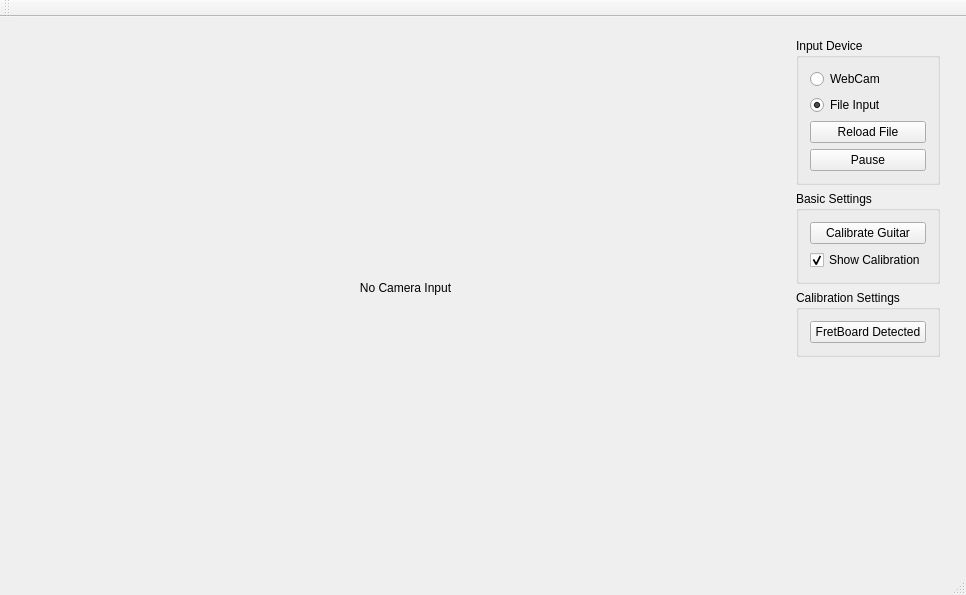
First picture: the form in AugmentedRealityTutorial.ui, repository felixmeissgeier/AugmentedReality, before the edit.
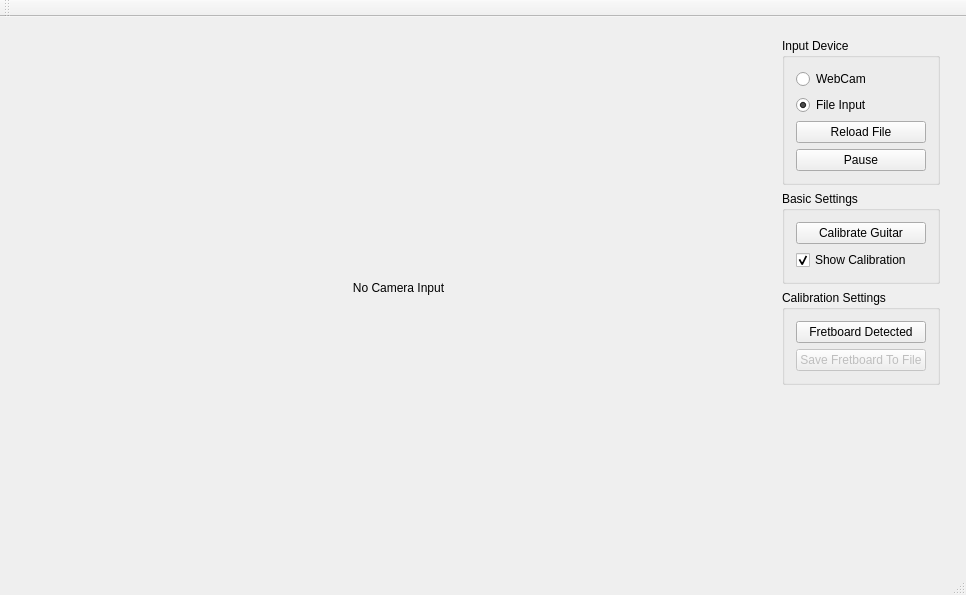
Second picture: the form after the edit.

Commit message:
added serialization of fretboard calibration
- added feature to store calibration into file (after clicking at "Fretboard detected")

```diff
--- a/AugmentedRealityTutorial.ui
+++ b/AugmentedRealityTutorial.ui
@@ -2,6 +2,9 @@
 <ui version="4.0">
  <class>AugmentedRealityTutorialClass</class>
  <widget class="QMainWindow" name="AugmentedRealityTutorialClass">
+  <property name="enabled">
+   <bool>true</bool>
+  </property>
   <property name="geometry">
    <rect>
     <x>0</x>
@@ -140,7 +143,20 @@
           <item>
            <widget class="QPushButton" name="pushFretBoardDetected">
             <property name="text">
-             <string>FretBoard Detected</string>
+             <string>Fretboard Detected</string>
+            </property>
+           </widget>
+          </item>
+          <item>
+           <widget class="QPushButton" name="pushSaveFretboard2File">
+            <property name="enabled">
+             <bool>false</bool>
+            </property>
+            <property name="text">
+             <string>Save Fretboard To File</string>
+            </property>
+            <property name="checkable">
+             <bool>false</bool>
             </property>
            </widget>
           </item>
```
Left out of the diff: 17 changed lines with no effect on the pictures. The commit also changes 6 other files.
